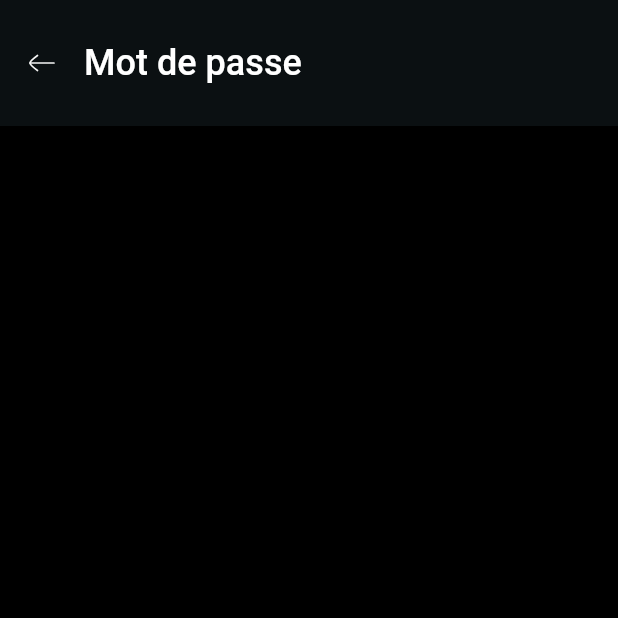
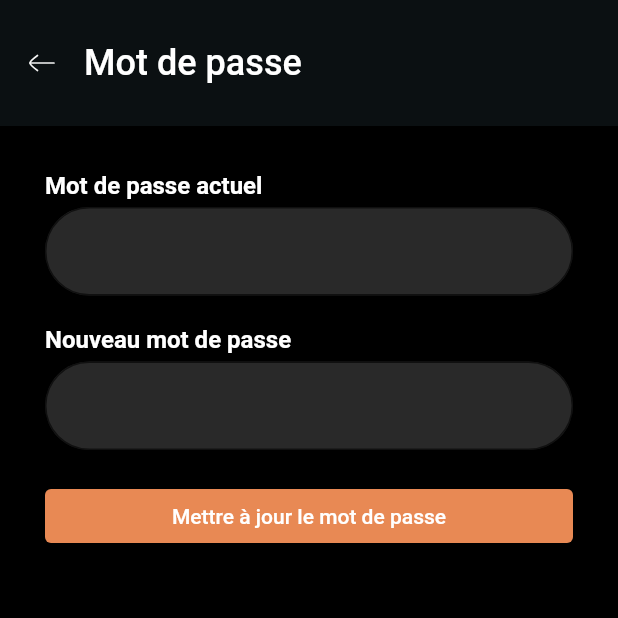
Before and after one commit to BriefShot/briefshot, a Flutter app: the SettingsScreen screen opened directly, after a tap on "Email", after a tap on "Mot de passe", on a phone screen of 412 x 824 dp, the top half of it. Run offline on Flutter 3.47's test engine with Material 2 defaults, Android fonts, the phone set to English and light mode, and no system bars; our stand-ins replace bloc, cloud_firestore, equatable, faker, firebase_auth, firebase_core and 7 more; missing offline and left inert: app_settings; accounts and stored records are empty; Roboto replaces fonts that are missing (DrukWideWeb); project files that could hold a hidden picture were left out.

Commit message:
feat(settings) : password update

```diff
--- a/lib/blocs/settings/settings_bloc.dart
+++ b/lib/blocs/settings/settings_bloc.dart
@@ -1,5 +1,6 @@
 import 'package:bloc/bloc.dart';
 import 'package:briefshot/widgets/UpdateEmailForm.dart';
+import 'package:briefshot/widgets/UpdatePasswordForm.dart';
 import 'package:equatable/equatable.dart';
 import 'package:flutter/widgets.dart';
 
@@ -15,8 +16,8 @@ class SettingsBloc extends Bloc<SettingsEvent, SettingsState> {
           SettingsState.email(appBarTitle: 'Email', widget: UpdateEmailForm()));
     });
     on<PressOnPasswordTile>((event, emit) {
-      emit(const SettingsState.password(
-          appBarTitle: 'Mot de passe', widget: null));
+      emit(SettingsState.password(
+          appBarTitle: 'Mot de passe', widget: UpdatePasswordForm()));
     });
     on<PressOnNotificationsTile>((event, emit) {
       emit(const SettingsState.notifications(
--- /dev/null
+++ b/lib/blocs/updatePassword/update_password_bloc.dart
@@ -0,0 +1,22 @@
+import 'package:bloc/bloc.dart';
+import 'package:briefshot/repository/UserRepository.dart';
+import 'package:equatable/equatable.dart';
+import 'package:firebase_auth/firebase_auth.dart';
+import 'package:firebase_core/firebase_core.dart';
+
+part 'update_password_event.dart';
+part 'update_password_state.dart';
+
+class UpdatePasswordBloc
+    extends Bloc<UpdatePasswordEvent, UpdatePasswordState> {
+  UpdatePasswordBloc() : super(UpdatePasswordInitial()) {
+    on<UpdatePasswordEvent>((event, emit) async {
+      try {
+        await UserRepository().updatePassword(event.newPassword);
+        emit(UpdatePasswordSuccessfully());
+      } catch (e) {
+        emit(UpdatePasswordUnsuccessful());
+      }
+    });
+  }
+}
--- /dev/null
+++ b/lib/blocs/updatePassword/update_password_event.dart
@@ -0,0 +1,9 @@
+part of 'update_password_bloc.dart';
+
+class UpdatePasswordEvent extends Equatable {
+  final String newPassword;
+  const UpdatePasswordEvent(this.newPassword);
+
+  @override
+  List<Object> get props => [];
+}
--- /dev/null
+++ b/lib/blocs/updatePassword/update_password_state.dart
@@ -0,0 +1,14 @@
+part of 'update_password_bloc.dart';
+
+abstract class UpdatePasswordState extends Equatable {
+  const UpdatePasswordState();
+
+  @override
+  List<Object> get props => [];
+}
+
+class UpdatePasswordInitial extends UpdatePasswordState {}
+
+class UpdatePasswordSuccessfully extends UpdatePasswordState {}
+
+class UpdatePasswordUnsuccessful extends UpdatePasswordState {}
--- a/lib/repository/UserRepository.dart
+++ b/lib/repository/UserRepository.dart
@@ -75,4 +75,12 @@ class UserRepository {
       }
     }
   }
+
+  Future<void> updatePassword(String password) async {
+    try {
+      await FirebaseAuth.instance.currentUser!.updatePassword(password);
+    } on FirebaseAuthException catch (e) {
+      throw e.code;
+    }
+  }
 }
--- a/lib/widgets/UpdateEmailForm.dart
+++ b/lib/widgets/UpdateEmailForm.dart
@@ -113,7 +113,7 @@ class UpdateEmailForm extends StatelessWidget {
                 child: Column(
                   crossAxisAlignment: CrossAxisAlignment.start,
                   children: [
-                    const Text("Email actuelle",
+                    const Text("Email actuel",
                         style: TextStyle(
                           color: Colors.white,
                           fontSize: 16,
--- /dev/null
+++ b/lib/widgets/UpdatePasswordForm.dart
@@ -0,0 +1,154 @@
+import 'package:briefshot/blocs/settings/settings_bloc.dart';
+import 'package:flutter/material.dart';
+import 'package:briefshot/blocs/updatePassword/update_password_bloc.dart';
+import 'package:flutter_bloc/flutter_bloc.dart';
+import 'package:form_validator/form_validator.dart';
+
+class UpdatePasswordForm extends StatelessWidget {
+  UpdatePasswordForm({super.key});
+
+  static final GlobalKey<FormState> _updatePasswordFormKey =
+      GlobalKey<FormState>();
+
+  final TextEditingController _newPasswordController = TextEditingController();
+  final TextEditingController _confirmNewPasswordController =
+      TextEditingController();
+
+  final UpdatePasswordBloc updatePasswordBloc = UpdatePasswordBloc();
+
+  final _passwordValidator =
+      ValidationBuilder(requiredMessage: "Le mot de passe est obligatoire")
+          .minLength(8, "Le mot de passe doit contenir au moins 8 caractères")
+          .build();
+
+  @override
+  Widget build(BuildContext context) {
+    return Padding(
+      padding: const EdgeInsets.all(30.0),
+      child: MultiBlocProvider(
+        providers: [
+          BlocProvider(
+            create: (context) => updatePasswordBloc,
+          ),
+        ],
+        child: MultiBlocListener(
+          listeners: [
+            BlocListener<UpdatePasswordBloc, UpdatePasswordState>(
+              listener: (context, state) {
+                if (state is UpdatePasswordSuccessfully) {
+                  ScaffoldMessenger.of(context).showSnackBar(
+                    const SnackBar(
+                      content: Text(
+                        'Mot de passe mis à jour',
+                      ),
+                      shape: RoundedRectangleBorder(
+                        borderRadius: BorderRadius.all(
+                          Radius.elliptical(20, 15),
+                        ),
+                      ),
+                      behavior: SnackBarBehavior.floating,
+                      margin:
+                          EdgeInsets.symmetric(horizontal: 20, vertical: 10),
+                      duration: Duration(
+                        seconds: 1,
+                      ),
+                    ),
+                  );
+                  BlocProvider.of<SettingsBloc>(context)
+                      .add(PressOnBackToSettingButton());
+                }
+              },
+            ),
+          ],
+          child: Form(
+            key: _updatePasswordFormKey,
+            child: Column(
+              crossAxisAlignment: CrossAxisAlignment.start,
+              children: [
+                const Text("Mot de passe actuel",
+                    style: TextStyle(
+                      color: Colors.white,
+                      fontSize: 16,
+                      fontWeight: FontWeight.bold,
+                    )),
+                const SizedBox(
+                  height: 5,
+                ),
+                TextFormField(
+                  controller: _newPasswordController,
+                  obscureText: true,
+                  decoration: InputDecoration(
+                    fillColor: Color(0xFF292929),
+                    filled: true,
+                    border: OutlineInputBorder(
+                        borderSide:
+                            const BorderSide(width: 3, color: Colors.white),
+                        borderRadius: BorderRadius.circular(50.0)),
+                  ),
+                  style: TextStyle(
+                    color: Colors.white,
+                  ),
+                  validator: _passwordValidator,
+                ),
+                SizedBox(
+                  height: 20,
+                ),
+                const Text("Nouveau mot de passe",
+                    style: TextStyle(
+                      color: Colors.white,
+                      fontSize: 16,
+                      fontWeight: FontWeight.bold,
+                    )),
+                const SizedBox(
+                  height: 5,
+                ),
+                TextFormField(
+                  controller: _confirmNewPasswordController,
+                  obscureText: true,
+                  decoration: InputDecoration(
+                    fillColor: Color(0xFF292929),
+                    filled: true,
+                    border: OutlineInputBorder(
+                        borderSide:
+                            const BorderSide(width: 3, color: Colors.white),
+                        borderRadius: BorderRadius.circular(50.0)),
+                  ),
+                  style: TextStyle(
+                    color: Colors.white,
+                  ),
+                  validator: (value) {
+                    if (value != _newPasswordController.text) {
+                      return "Les mots de passe ne correspondent pas";
+                    }
+                    return null;
+                  },
+                ),
+                SizedBox(
+                  height: 20,
+                ),
+                ElevatedButton(
+                  style: ElevatedButton.styleFrom(
+                    backgroundColor: const Color(0xFFE88954),
+                    fixedSize: Size.fromWidth(
+                      MediaQuery.of(context).size.width,
+                    ),
+                  ),
+                  onPressed: () {
+                    if (_updatePasswordFormKey.currentState!.validate()) {
+                      BlocProvider.of<UpdatePasswordBloc>(context).add(
+                        UpdatePasswordEvent(
+                          _newPasswordController.text,
+                        ),
+                      );
+                    }
+                  },
+                  child: Text('Mettre à jour le mot de passe'),
+                ),
+              ],
+            ),
+          ),
+        ),
+      ),
+    );
+  }
+}
```
Also changed, not shown: 1 other file.
